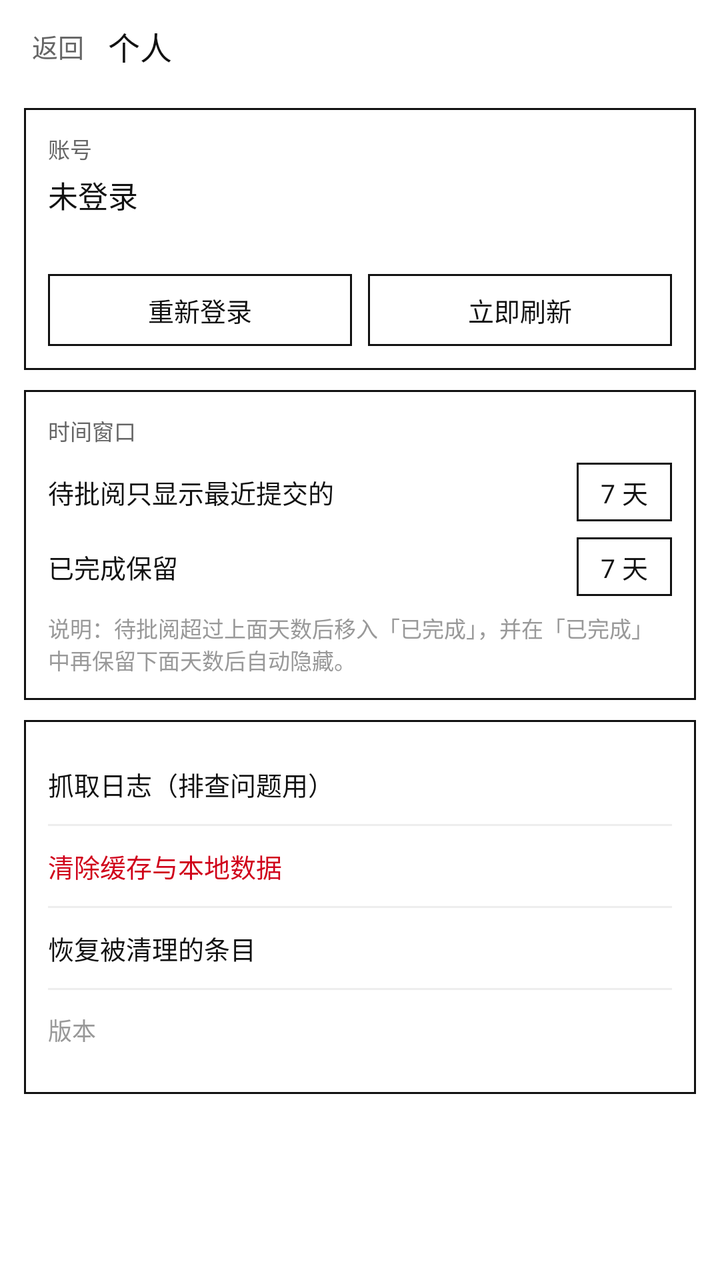
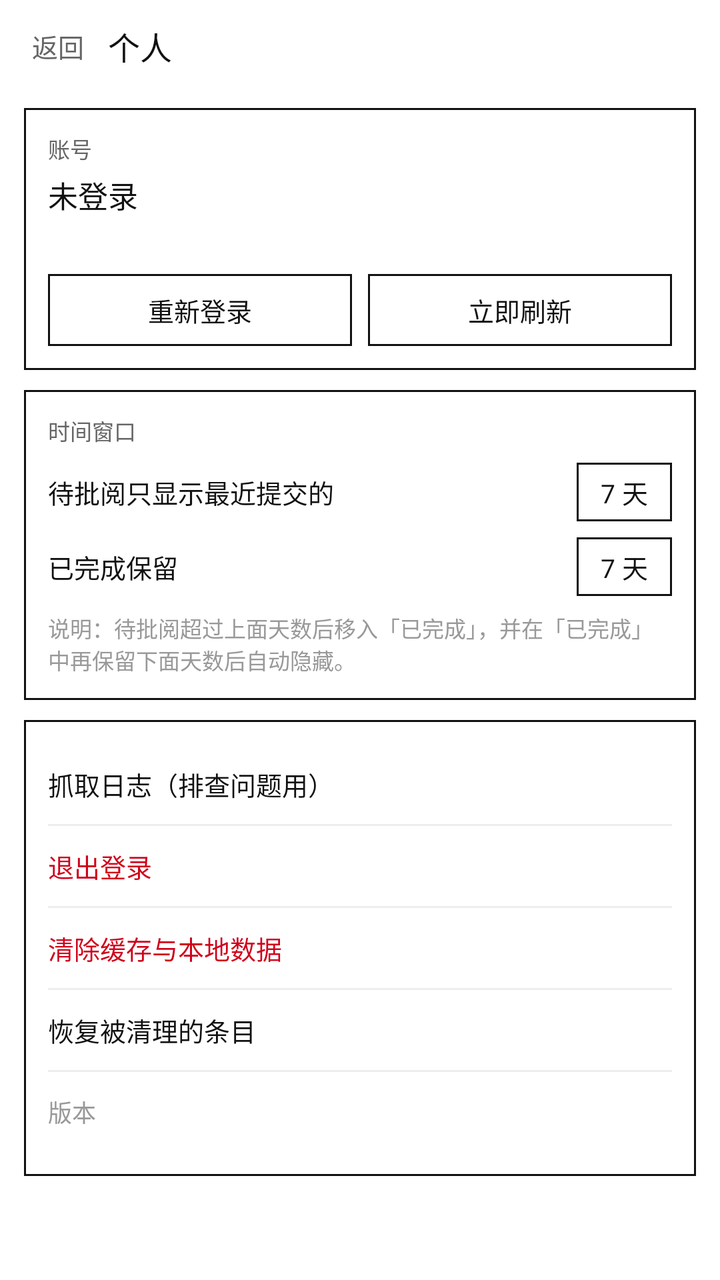

Two renders of the same Android screen: before a commit and after it. Below are the layout's source before the change and the commit's diff.
<!-- AndroidManifest.xml: application theme Theme.Board -->
<!-- res/layout/activity_settings.xml -->
<?xml version="1.0" encoding="utf-8"?>
<LinearLayout xmlns:android="http://schemas.android.com/apk/res/android"
    android:layout_width="match_parent"
    android:layout_height="match_parent"
    android:background="#FFFFFF"
    android:orientation="vertical">

    <LinearLayout
        android:layout_width="match_parent"
        android:layout_height="46dp"
        android:orientation="horizontal"
        android:paddingLeft="12dp"
        android:paddingRight="12dp">

        <TextView
            android:id="@+id/btnBack"
            android:layout_width="wrap_content"
            android:layout_height="match_parent"
            android:gravity="center_vertical"
            android:paddingLeft="4dp"
            android:paddingRight="12dp"
            android:text="返回"
            android:textColor="#666666"
            android:textSize="13sp" />

        <TextView
            android:layout_width="0dp"
            android:layout_height="match_parent"
            android:layout_weight="1"
            android:gravity="center_vertical"
            android:text="个人"
            android:textColor="#111111"
            android:textSize="16sp" />
    </LinearLayout>

    <ScrollView
        android:layout_width="match_parent"
        android:layout_height="0dp"
        android:layout_weight="1">

        <LinearLayout
            android:layout_width="match_parent"
            android:layout_height="wrap_content"
            android:orientation="vertical"
            android:paddingLeft="12dp"
            android:paddingRight="12dp"
            android:paddingBottom="24dp">

            
            <LinearLayout
                android:layout_width="match_parent"
                android:layout_height="wrap_content"
                android:layout_marginTop="8dp"
                android:background="@drawable/box"
                android:orientation="vertical"
                android:padding="12dp">

                <TextView
                    android:layout_width="wrap_content"
                    android:layout_height="wrap_content"
                    android:text="账号"
                    android:textColor="#666666"
                    android:textSize="11sp" />

                <TextView
                    android:id="@+id/tvAccount"
                    android:layout_width="match_parent"
                    android:layout_height="wrap_content"
                    android:layout_marginTop="4dp"
                    android:text="未登录"
                    android:textColor="#111111"
                    android:textSize="15sp" />

                <TextView
                    android:id="@+id/tvSync"
                    android:layout_width="match_parent"
                    android:layout_height="wrap_content"
                    android:layout_marginTop="4dp"
                    android:text=""
                    android:textColor="#888888"
                    android:textSize="11sp" />

                <LinearLayout
                    android:layout_width="match_parent"
                    android:layout_height="wrap_content"
                    android:layout_marginTop="10dp"
                    android:orientation="horizontal">

                    <TextView
                        android:id="@+id/btnRelogin"
                        android:layout_width="0dp"
                        android:layout_height="36dp"
                        android:layout_marginRight="8dp"
                        android:layout_weight="1"
                        android:background="@drawable/box"
                        android:gravity="center"
                        android:text="重新登录"
                        android:textColor="#111111"
                        android:textSize="13sp" />

                    <TextView
                        android:id="@+id/btnRefresh"
                        android:layout_width="0dp"
                        android:layout_height="36dp"
                        android:layout_weight="1"
                        android:background="@drawable/box"
                        android:gravity="center"
                        android:text="立即刷新"
                        android:textColor="#111111"
                        android:textSize="13sp" />
                </LinearLayout>
            </LinearLayout>

            
            <LinearLayout
                android:layout_width="match_parent"
                android:layout_height="wrap_content"
                android:layout_marginTop="10dp"
                android:background="@drawable/box"
                android:orientation="vertical"
                android:padding="12dp">

                <TextView
                    android:layout_width="wrap_content"
                    android:layout_height="wrap_content"
                    android:text="时间窗口"
                    android:textColor="#666666"
                    android:textSize="11sp" />

                <LinearLayout
                    android:layout_width="match_parent"
                    android:layout_height="wrap_content"
                    android:layout_marginTop="8dp"
                    android:gravity="center_vertical"
                    android:orientation="horizontal">

                    <TextView
                        android:layout_width="0dp"
                        android:layout_height="wrap_content"
                        android:layout_weight="1"
                        android:text="待批阅只显示最近提交的"
                        android:textColor="#111111"
                        android:textSize="13sp" />

                    <TextView
                        android:id="@+id/btnX"
                        android:layout_width="wrap_content"
                        android:layout_height="wrap_content"
                        android:background="@drawable/box"
                        android:paddingLeft="12dp"
                        android:paddingTop="5dp"
                        android:paddingRight="12dp"
                        android:paddingBottom="5dp"
                        android:text="7 天"
                        android:textColor="#111111"
                        android:textSize="13sp" />
                </LinearLayout>

                <LinearLayout
                    android:layout_width="match_parent"
                    android:layout_height="wrap_content"
                    android:layout_marginTop="8dp"
                    android:gravity="center_vertical"
                    android:orientation="horizontal">

                    <TextView
                        android:layout_width="0dp"
                        android:layout_height="wrap_content"
                        android:layout_weight="1"
                        android:text="已完成保留"
                        android:textColor="#111111"
                        android:textSize="13sp" />

                    <TextView
                        android:id="@+id/btnY"
                        android:layout_width="wrap_content"
                        android:layout_height="wrap_content"
                        android:background="@drawable/box"
                        android:paddingLeft="12dp"
                        android:paddingTop="5dp"
                        android:paddingRight="12dp"
                        android:paddingBottom="5dp"
                        android:text="7 天"
                        android:textColor="#111111"
                        android:textSize="13sp" />
                </LinearLayout>

                <TextView
                    android:layout_width="match_parent"
                    android:layout_height="wrap_content"
                    android:layout_marginTop="8dp"
                    android:text="说明：待批阅超过上面天数后移入「已完成」，并在「已完成」中再保留下面天数后自动隐藏。"
                    android:textColor="#999999"
                    android:textSize="11sp" />
            </LinearLayout>

            
            <LinearLayout
                android:layout_width="match_parent"
                android:layout_height="wrap_content"
                android:layout_marginTop="10dp"
                android:background="@drawable/box"
                android:orientation="vertical"
                android:padding="12dp">

                <TextView
                    android:id="@+id/btnLog"
                    android:layout_width="match_parent"
                    android:layout_height="40dp"
                    android:gravity="center_vertical"
                    android:text="抓取日志（排查问题用）"
                    android:textColor="#111111"
                    android:textSize="13sp" />

                <View
                    android:layout_width="match_parent"
                    android:layout_height="1dp"
                    android:background="#EEEEEE" />

                <TextView
                    android:id="@+id/btnClear"
                    android:layout_width="match_parent"
                    android:layout_height="40dp"
                    android:gravity="center_vertical"
                    android:text="清除缓存与本地数据"
                    android:textColor="#D0021B"
                    android:textSize="13sp" />

                <View
                    android:layout_width="match_parent"
                    android:layout_height="1dp"
                    android:background="#EEEEEE" />

                <TextView
                    android:id="@+id/btnRestore"
                    android:layout_width="match_parent"
                    android:layout_height="40dp"
                    android:gravity="center_vertical"
                    android:text="恢复被清理的条目"
                    android:textColor="#111111"
                    android:textSize="13sp" />

                <View
                    android:layout_width="match_parent"
                    android:layout_height="1dp"
                    android:background="#EEEEEE" />

                <TextView
                    android:id="@+id/tvVersion"
                    android:layout_width="match_parent"
                    android:layout_height="40dp"
                    android:gravity="center_vertical"
                    android:text="版本"
                    android:textColor="#999999"
                    android:textSize="12sp" />
            </LinearLayout>
        </LinearLayout>
    </ScrollView>
</LinearLayout>
<!-- resources referenced by this layout -->
<resources>
  <!-- drawable box (drawable) -->
  <?xml version="1.0" encoding="utf-8"?>
  <shape xmlns:android="http://schemas.android.com/apk/res/android"
      android:shape="rectangle">
      <solid android:color="#FFFFFF" />
      <stroke
          android:width="1dp"
          android:color="#111111" />
  </shape>
  <style name="Theme.Board" parent="Theme.AppCompat.Light.NoActionBar">
          <item name="android:windowBackground">#FFFFFF</item>
          <item name="android:statusBarColor">#FFFFFF</item>
          <item name="android:windowLightStatusBar">true</item>
          <item name="android:navigationBarColor">#FFFFFF</item>
          <item name="android:windowLightNavigationBar">true</item>
          <item name="colorAccent">#111111</item>
          <item name="android:textColorPrimary">#111111</item>
      </style>
</resources>

<!-- the commit's change to res/layout/activity_settings.xml (unified diff, before → after) -->
@@ -218,6 +218,20 @@
                     android:background="#EEEEEE" />
 
                 <TextView
+                    android:id="@+id/btnLogout"
+                    android:layout_width="match_parent"
+                    android:layout_height="40dp"
+                    android:gravity="center_vertical"
+                    android:text="退出登录"
+                    android:textColor="#D0021B"
+                    android:textSize="13sp" />
+
+                <View
+                    android:layout_width="match_parent"
+                    android:layout_height="1dp"
+                    android:background="#EEEEEE" />
+
+                <TextView
                     android:id="@+id/btnClear"
                     android:layout_width="match_parent"
                     android:layout_height="40dp"
